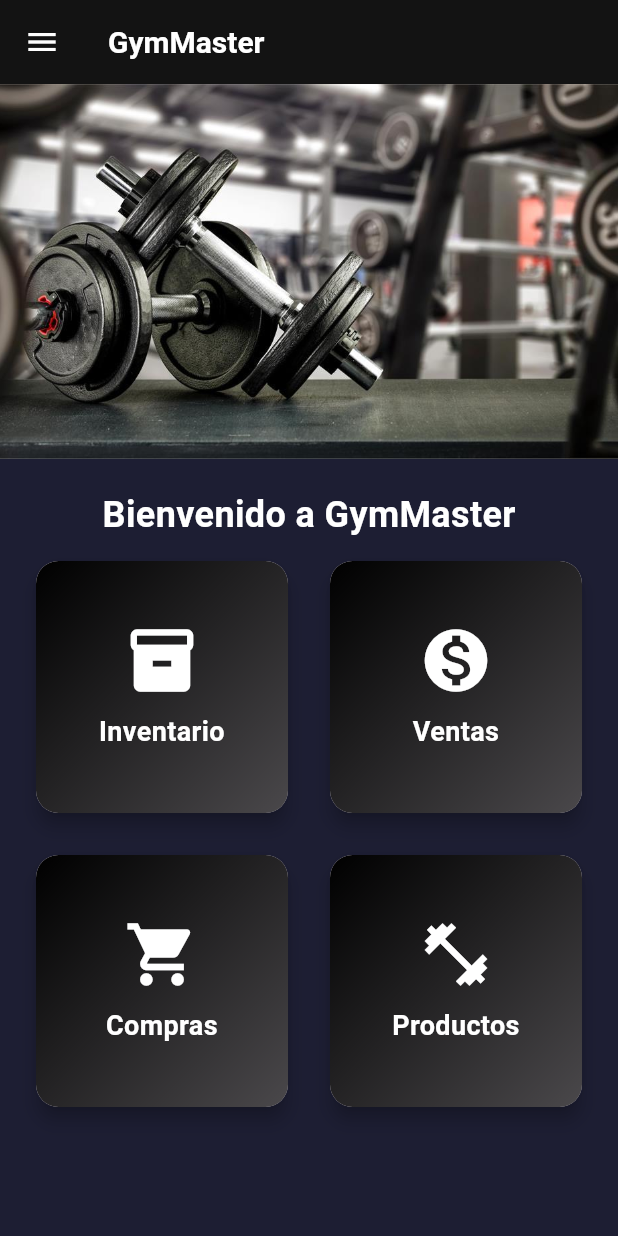
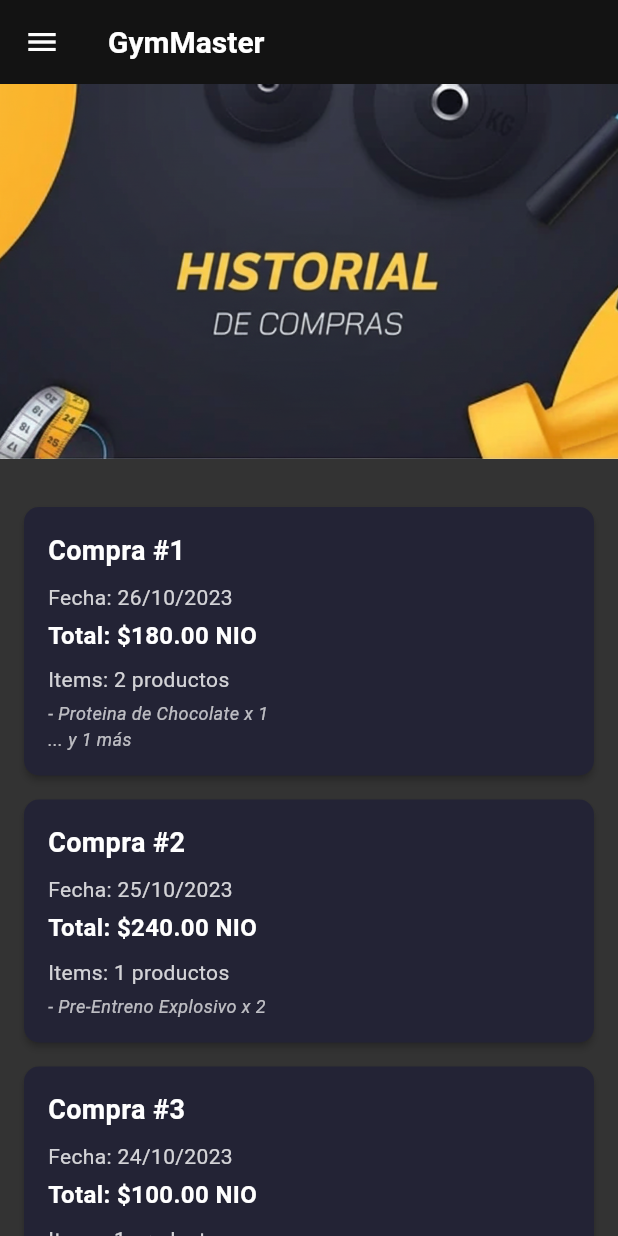
Before and after one commit to OsTj03/GymMaster, a Flutter app: the MainLayoutScreen screen opened by its route, after a tap on "Compras", on a phone screen of 412 x 824 dp. Run offline on Flutter 3.47's test engine with Material 3 defaults, Android fonts, the phone set to English and light mode, and no system bars; our stand-ins replace auto_route.

Commit message:
diseño de login y cambios en las rutasd para iniciar pimero en el login

```diff
--- /dev/null
+++ b/lib/Pantallas/compras_page.dart
@@ -0,0 +1,111 @@
+import 'package:flutter/material.dart';
+import 'package:auto_route/auto_route.dart';
+import 'package:gymmaster/routes.gr.dart';
+import '../registrocompra.dart';
+import '../listaproductos.dart';
+import '../Widgets/vistacompras.dart';
+
+@RoutePage()
+class HistorialComprasPage extends StatefulWidget {
+  const HistorialComprasPage({super.key});
+
+  @override
+  State<HistorialComprasPage> createState() => _HistorialComprasPageState();
+}
+
+class _HistorialComprasPageState extends State<HistorialComprasPage> {
+  final List<RegistroDeCompra> _registrosDeCompras = [];
+
+  @override
+  void initState() {
+    super.initState();
+    _generarDatosDePrueba();
+  }
+
+  void _generarDatosDePrueba() {
+    final listadeproducto proteina = listadeproducto(
+      id: 1,
+      nombre: 'Proteina de Chocolate',
+      descripcion: 'Suplemento de proteína whey',
+      precio: 100,
+      imagen: 'assets/images/Proteinachocolate.webp',
+    );
+    final listadeproducto creatina = listadeproducto(
+      id: 2,
+      nombre: 'Creatina Monohidratada',
+      descripcion: 'Mejora fuerza y rendimiento',
+      precio: 80,
+      imagen: 'assets/images/creatina.webp',
+    );
+    final listadeproducto preEntreno = listadeproducto(
+      id: 3,
+      nombre: 'Pre-Entreno Explosivo',
+      descripcion: 'Energía y enfoque para tus entrenamientos',
+      precio: 120,
+      imagen: 'assets/images/preentreno.webp',
+    );
+
+
+    _registrosDeCompras.add(RegistroDeCompra(
+      id: 1,
+      fecha: DateTime(2023, 10, 26, 10, 30),
+      total: 180.0,
+      items: [
+        ItemComprado(producto: proteina, cantidad: 1),
+        ItemComprado(producto: creatina, cantidad: 1),
+      ],
+    ));
+
+    _registrosDeCompras.add(RegistroDeCompra(
+      id: 2,
+      fecha: DateTime(2023, 10, 25, 15, 00),
+      total: 240.0,
+      items: [
+        ItemComprado(producto: preEntreno, cantidad: 2),
+      ],
+    ));
+
+    _registrosDeCompras.add(RegistroDeCompra(
+      id: 3,
+      fecha: DateTime(2023, 10, 24, 08, 15),
+      total: 100.0,
+      items: [
+        ItemComprado(producto: proteina, cantidad: 1),
+      ],
+    ));
+  }
+
+  @override
+  Widget build(BuildContext context) {
+    return CustomScrollView(
+      slivers: <Widget>[
+        SliverToBoxAdapter(
+          child: Column(
+            crossAxisAlignment: CrossAxisAlignment.start,
+            children: <Widget>[
+              Image.asset(
+                'assets/images/comprasv2.png',
+                fit: BoxFit.cover,
+                width: double.infinity,
+                height: 250,
+              ),
+              const Padding(
+                padding: EdgeInsets.fromLTRB(16.0, 16.0, 16.0, 8.0),
+              ),
+            ],
+          ),
+        ),
+
+        SliverList(
+          delegate: SliverChildBuilderDelegate(
+            (BuildContext context, int index) {
+              final registro = _registrosDeCompras[index];
+              return VistaCompra(registro: registro);
+            },
+            childCount: _registrosDeCompras.length,
+          ),
+        ),
+      ],
+    );
+  }
+}
--- a/lib/Pantallas/main_layout_screen.dart
+++ b/lib/Pantallas/main_layout_screen.dart
@@ -77,7 +77,8 @@ drawer: Drawer(
             leading: const Icon(Icons.shopping_cart),
             title: const Text('Compras'),
             onTap: () {
-              // Agrega aquí la acción al presionar
+              Navigator.of( context).pop();
+              AutoRouter.of(context).replace(const HistorialComprasRoute());
             },
           ),
           ListTile(
--- a/lib/Pantallas/pantalla_inicio.dart
+++ b/lib/Pantallas/pantalla_inicio.dart
@@ -52,7 +52,10 @@ class PantallaScreen extends StatelessWidget {
                       AutoRouter.of(context).push(const HelloWorldRoute());
                     }),
                     _buildSquareButton(context, 'Ventas', Icons.monetization_on, () {}),
-                    _buildSquareButton(context, 'Compras', Icons.shopping_cart, () {}),
+                    _buildSquareButton(context, 'Compras', Icons.shopping_cart, () {
+                      Navigator.of( context).pop();
+                      AutoRouter.of(context).push(const HistorialComprasRoute());
+                    }),
                     _buildSquareButton(context, 'Productos', Icons.fitness_center, () {
                       Navigator.of( context).pop();
                       AutoRouter.of(context).push(const ProductoRoute());
--- a/lib/Pantallas/producto_page.dart
+++ b/lib/Pantallas/producto_page.dart
@@ -1,4 +1,4 @@
-import 'package:flutter/widgets.dart'; // Solo necesitamos widgets básicos si el Scaffold está en otro lugar
+import 'package:flutter/widgets.dart';
 import 'package:auto_route/auto_route.dart';
 import 'package:gymmaster/routes.gr.dart';
 import '../../listaproductos.dart';
--- a/lib/Widgets/vista_producto.dart
+++ b/lib/Widgets/vista_producto.dart
@@ -1,4 +1,4 @@
-import 'package:flutter/material.dart'; // Importar material.dart para usar Container, TextStyle, etc.
+import 'package:flutter/material.dart';
 import '../listaproductos.dart';
 import '../apps_colors.dart';
 
@@ -21,7 +21,7 @@ class vistaproducto extends StatelessWidget {
             ClipRRect(
               borderRadius: BorderRadius.circular(8),
               child: Container(
-                color: AppsColors.textPrimary, // Color oscuro para contrastar con el fondo
+                color: AppsColors.textPrimary,
                 width: 72,
                 height: 72,
                 child: Image.asset(item.imagen),
--- /dev/null
+++ b/lib/Widgets/vistacompras.dart
@@ -0,0 +1,91 @@
+import 'package:flutter/material.dart';
+import '../registrocompra.dart';
+import '../apps_colors.dart';
+class VistaCompra extends StatelessWidget {
+  const VistaCompra({
+    super.key,
+    required this.registro,
+  });
+
+  final RegistroDeCompra registro;
+
+  @override
+  Widget build(BuildContext context) {
+    // Formateador de fecha
+    final String formattedDate = '${registro.fecha.day}/${registro.fecha.month}/${registro.fecha.year}';
+
+    return GestureDetector(
+      onTap: () {
+        print('Compra #${registro.id} seleccionada');
+      },
+      child: Card(
+        margin: const EdgeInsets.symmetric(vertical: 8.0, horizontal: 16.0),
+        color: AppsColors.sizedboxcolor,
+        elevation: 2,
+        shape: RoundedRectangleBorder(borderRadius: BorderRadius.circular(10)),
+        child: Padding(
+          padding: const EdgeInsets.all(16.0),
+          child: Column(
+            crossAxisAlignment: CrossAxisAlignment.start,
+            children: [
+              Text(
+                'Compra #${registro.id}',
+                style: TextStyle(
+                  fontSize: 18,
+                  fontWeight: FontWeight.bold,
+                  color: AppsColors.textPrimary,
+                ),
+              ),
+              const SizedBox(height: 8),
+              Text(
+                'Fecha: $formattedDate',
+                style: TextStyle(
+                  fontSize: 14,
+                  color: AppsColors.textPrimary.withOpacity(0.8),
+                ),
+              ),
+              const SizedBox(height: 4),
+              Text(
+                'Total: \$${registro.total.toStringAsFixed(2)} NIO',
+                style: TextStyle(
+                  fontSize: 16,
+                  fontWeight: FontWeight.w600,
+                  color: AppsColors.textPrimary,
+                ),
+              ),
+              const SizedBox(height: 8),
+              Text(
+                'Items: ${registro.items.length} productos',
+                style: TextStyle(
+                  fontSize: 14,
+                  color: AppsColors.textPrimary.withOpacity(0.8),
+                ),
+              ),
+              if (registro.items.isNotEmpty)
+                Padding(
+                  padding: const EdgeInsets.only(top: 4.0),
+                  child: Text(
+                    '- ${registro.items[0].producto.nombre} x ${registro.items[0].cantidad}',
+                    style: TextStyle(
+                      fontSize: 12,
+                      color: AppsColors.textPrimary.withOpacity(0.7),
+                      fontStyle: FontStyle.italic,
+                    ),
+                  ),
+                ),
+              if (registro.items.length > 1)
+                Text(
+                  '... y ${registro.items.length - 1} más',
+                  style: TextStyle(
+                    fontSize: 12,
+                    color: AppsColors.textPrimary.withOpacity(0.7),
+                    fontStyle: FontStyle.italic,
+                  ),
+                ),
+            ],
+          ),
+        ),
+      ),
+    );
+  }
+}
--- a/lib/apps_colors.dart
+++ b/lib/apps_colors.dart
@@ -4,8 +4,9 @@ class  AppsColors
 {
   static const Color primary = Color(0xFF0A0E21);
   static const Color accent = Color(0xFF000000);
-  static const Color background = Color(0xFF1D1E33);
+  static const Color primaryAccentColor = Color(0xFFFFCC00);
+  static const Color background = Color(0xFF333333);
   static const Color textPrimary = Color(0xFFFFFFFF);
   static const Color textSecondary = Color(0xFF8D8E98);
-  static const Color sizedboxcolor = Color.fromARGB(255, 35, 35, 53);
+  static const Color sizedboxcolor = Color(0xFF232335);
 }
--- /dev/null
+++ b/lib/registrocompra.dart
@@ -0,0 +1,27 @@
+import 'package:flutter/widgets.dart';
+
+import 'listaproductos.dart';
+
+class ItemComprado {
+  final listadeproducto producto;
+  final int cantidad;
+
+  ItemComprado({
+    required this.producto,
+    required this.cantidad,
+  });
+}
+
+class RegistroDeCompra {
+  final int id;
+  final DateTime fecha;
+  final double total;
+  final List<ItemComprado> items;
+
+  RegistroDeCompra({
+    required this.id,
+    required this.fecha,
+    required this.total,
+    required this.items,
+  });
+}
--- a/lib/routes.dart
+++ b/lib/routes.dart
@@ -1,20 +1,27 @@
 import 'package:auto_route/auto_route.dart';
 import 'package:flutter/widgets.dart';
 import 'package:gymmaster/routes.gr.dart';
+import 'package:gymmaster/Pantallas/Login.dart';
 import 'package:gymmaster/Pantallas/main_layout_screen.dart';
 import 'Pantallas/pantalla_inicio.dart';
 import 'Pantallas/inventario.dart';
 import 'Pantallas/producto_page.dart';
+import 'Pantallas/compras_page.dart';
 
 
 @AutoRouterConfig(replaceInRouteName: 'Screen|Page,Route')
 class AppRouter extends RootStackRouter {
+
   @override
   List<AutoRoute> get routes => [
     AutoRoute(
+      page: LoginRoute.page,
+      path: '/',
+      initial: true,
+    ),
+    AutoRoute(
       page: MainLayoutRoute.page,
       path: '/',
-      initial: true,
       title: (context, data) => 'GymMaster',
 
       children: [
@@ -26,13 +33,20 @@ class AppRouter extends RootStackRouter {
 
         AutoRoute(
           page: HelloWorldRoute.page,
-          path: 'hello-world',
+          path: '',
           title: (context, data) => 'Inventario',
         ),
 
         AutoRoute(
-          page:ProductoRoute.page,
-          path: '',)
+          page: ProductoRoute.page,
+          path: '',
+        ),
+
+        AutoRoute(
+          page: HistorialComprasRoute.page,
+          path: '',
+          title: (context, data) => 'Historial de Compras',
+        )
       ],
     ),
   ];
--- a/pubspec.yaml
+++ b/pubspec.yaml
@@ -10,6 +10,7 @@ dependencies:
   flutter:
     sdk: flutter
   auto_route: ^10.1.2
+  http: ^1.5.0
 
 dev_dependencies:
   flutter_test:
```
Also changed, not shown: lib/Pantallas/Login.dart (+101 -61 lines), lib/main.dart (+1 -22 lines), assets/images/comprasv2.png (added), assets/images/historialcompra.png (added), lib/routes.gr.dart, pubspec.lock.
